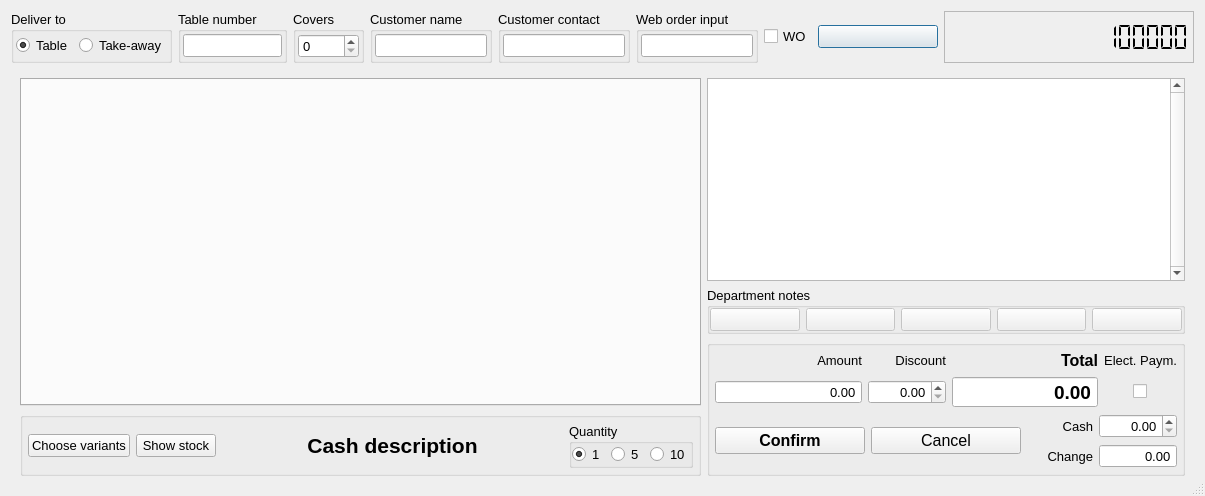
Above: App/Ui/OrderDialog0.ui from paolodestefani/pySagra before the change. Below: the same form after it.
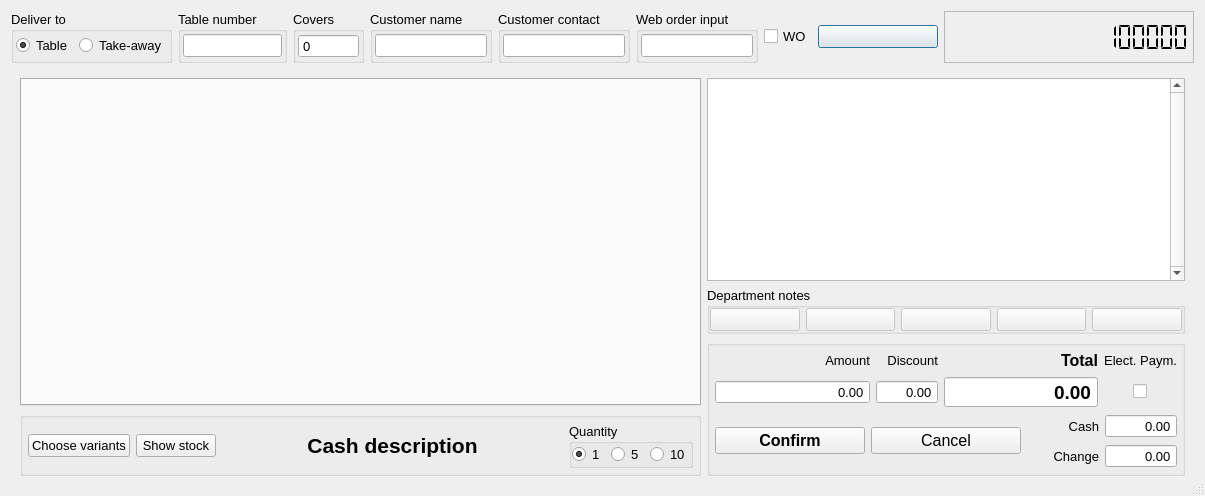
That is the form after the change.

Commit message: order dialog decimals

Patch:
```diff
--- a/App/Ui/OrderDialog0.ui
+++ b/App/Ui/OrderDialog0.ui
@@ -129,6 +129,9 @@
           </property>
           <item>
            <widget class="QSpinBox" name="spinBoxCovers">
+            <property name="buttonSymbols">
+             <enum>QAbstractSpinBox::ButtonSymbols::NoButtons</enum>
+            </property>
             <property name="minimum">
              <number>0</number>
             </property>
@@ -875,6 +878,9 @@
                   <property name="alignment">
                    <set>Qt::AlignmentFlag::AlignRight|Qt::AlignmentFlag::AlignTrailing|Qt::AlignmentFlag::AlignVCenter</set>
                   </property>
+                  <property name="buttonSymbols">
+                   <enum>QAbstractSpinBox::ButtonSymbols::NoButtons</enum>
+                  </property>
                   <property name="showGroupSeparator" stdset="0">
                    <bool>true</bool>
                   </property>
@@ -994,6 +1000,9 @@
                     <property name="alignment">
                      <set>Qt::AlignmentFlag::AlignRight|Qt::AlignmentFlag::AlignTrailing|Qt::AlignmentFlag::AlignVCenter</set>
                     </property>
+                    <property name="buttonSymbols">
+                     <enum>QAbstractSpinBox::ButtonSymbols::NoButtons</enum>
+                    </property>
                     <property name="showGroupSeparator" stdset="0">
                      <bool>true</bool>
                     </property>
@@ -1023,6 +1032,9 @@
                     <property name="alignment">
                      <set>Qt::AlignmentFlag::AlignRight|Qt::AlignmentFlag::AlignTrailing|Qt::AlignmentFlag::AlignVCenter</set>
                     </property>
+                    <property name="readOnly">
+                     <bool>true</bool>
+                    </property>
                     <property name="buttonSymbols">
                      <enum>QAbstractSpinBox::ButtonSymbols::NoButtons</enum>
                     </property>
```
The commit also changes 146 other files.
